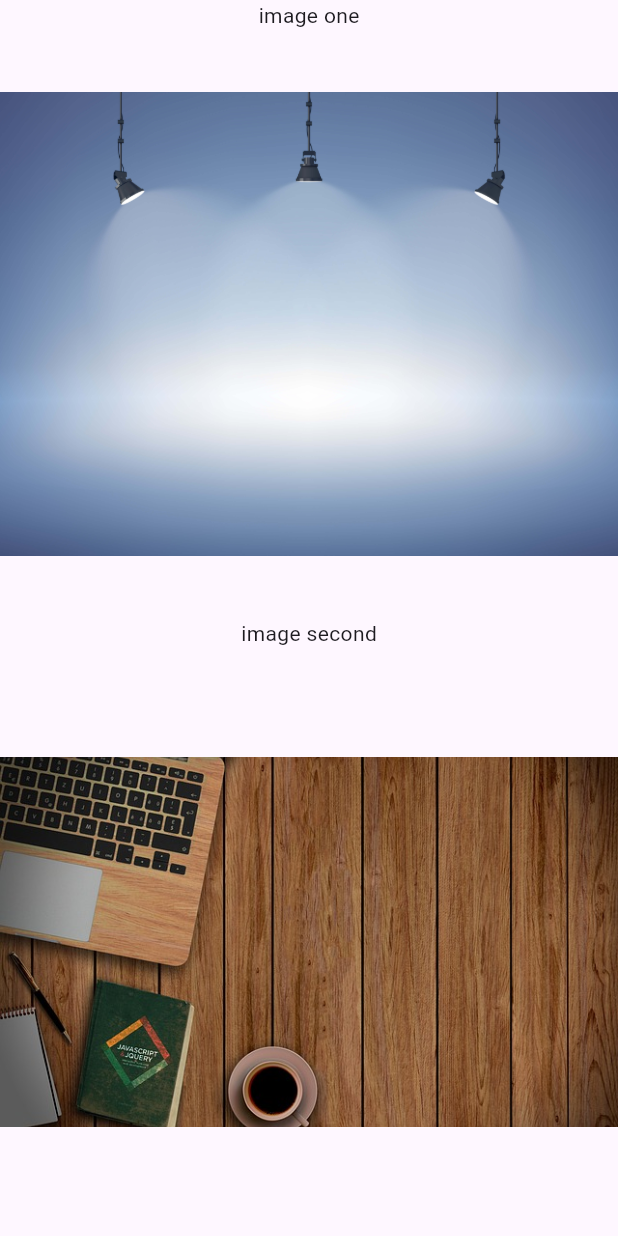
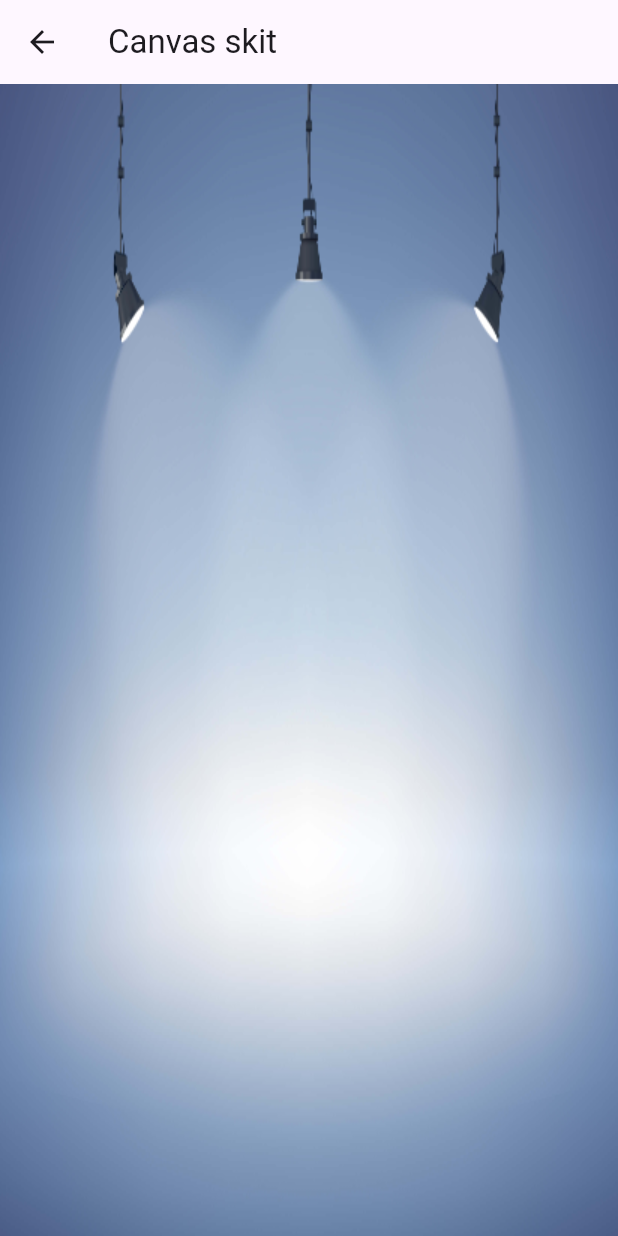
Before and after one commit to nishan-rasheed/web_checking, a Flutter app: the screen it shows after launch, on a phone screen of 412 x 824 dp. Run offline on Flutter 3.47's test engine with Material 3 defaults, Android fonts, the phone set to English and light mode, and no system bars.

Commit message:
rsize image canvas

```diff
--- a/lib/home_page.dart
+++ b/lib/home_page.dart
@@ -9,14 +9,35 @@ class HomePage extends StatelessWidget {
     var h = MediaQuery.of(context).size.height;
     var w = MediaQuery.of(context).size.width;
     return Scaffold(
-      body: Column(
-        children: [
-          const Text('image one'),
-          Expanded(child: Image.asset(AppAssets.bgImage,width: w,)),
-          const Text('image second'),
-          Expanded(child: Image.asset(AppAssets.secondImage,width: w,)),
-        ],
-      ),
+      backgroundColor: Colors.amber,
+      appBar: AppBar(title: const Text('Canvas skit'),),
+      body: Image(
+        height: h,width: w,
+        image: ResizeImage(
+        const AssetImage(AppAssets.bgImage,),
+        width: w.toInt(),height: h.toInt(),
+        ),
+        fit: BoxFit.cover,
+        ),
+      // body: Image.asset(AppAssets.secondImage,
+      //       cacheHeight: h.toInt(),
+      //       cacheWidth: w.toInt(),
+      //       fit: BoxFit.fill,
+      // )
+      // Column(
+      //   children: [
+      //     const Text('image one'),
+      //     Expanded(child: ColoredBox(color: Colors.amber,
+      //       child: Image.asset(AppAssets.bgImage,
+      //       cacheHeight: h.toInt(),
+      //       cacheWidth: w.toInt(),
+      //       fit: BoxFit.contain,
+      //       ),
+      //     )),
+      //     const Text('image second'),
+      //     Expanded(child: Image.asset(AppAssets.secondImage,width: w,)),
+      //   ],
+      // ),
     );
   }
 }
```
Also changed, not shown: 3 other files.
